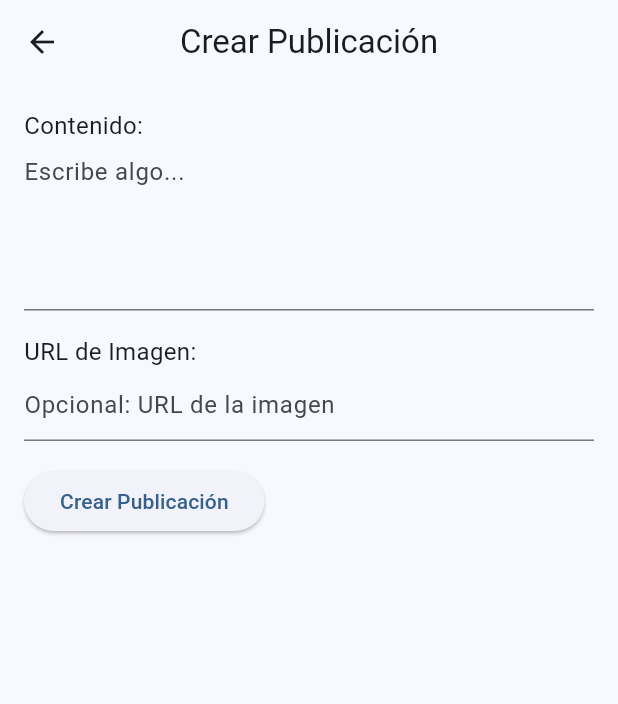
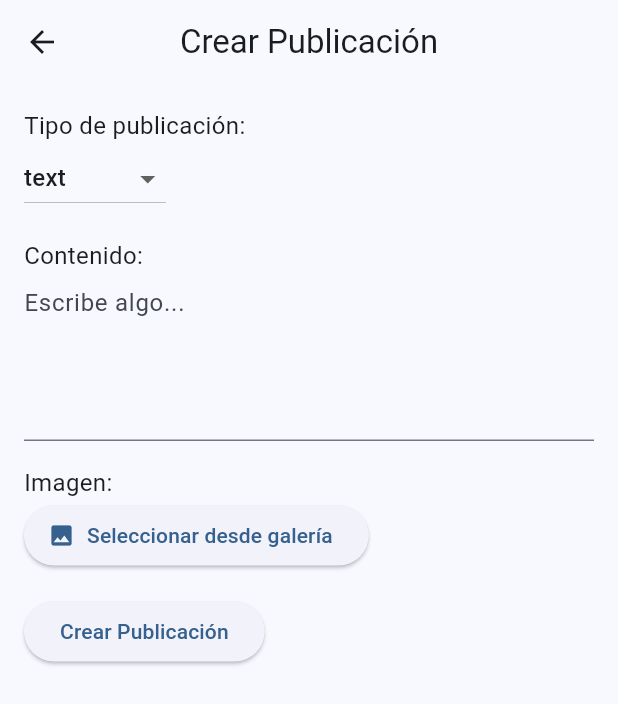
Before and after one commit to Yh0N/VersusMatch, a Flutter app: the CreatePostPage screen opened directly, after a tap on "Crear Publicación", on a phone screen of 412 x 824 dp. Shown: the top 704 px of the screen. Run offline on Flutter 3.47's test engine with Material 3 defaults, Android fonts, the phone set to English and light mode, and no system bars; our stand-ins replace appwrite, flutter_riverpod, image_picker; statements that could not run were skipped.

Commit message:
funcionando post

```diff
--- a/lib/arquitecrura.txt
+++ b/lib/arquitecrura.txt
@@ -38,6 +38,7 @@ lib/
 ├── presentation/
 │   ├── pages/
 │   │   ├── splash_page.dart
+|   |   ├──create_post_page.dart
 │   │   ├── login_page.dart
 │   │   ├── register_page.dart
 │   │   ├── home_page.dart
--- a/lib/data/repositories/chat_repository.dart
+++ b/lib/data/repositories/chat_repository.dart
@@ -1,8 +1,7 @@
 import 'package:appwrite/appwrite.dart';
 import 'package:versus_match/core/constants/appwrite_constants.dart';
 import 'package:versus_match/data/models/message_model.dart';
-import 'package:versus_match/data/models/user_model.dart';
-import 'package:versus_match/data/models/team_model.dart';
+
 
 class ChatRepository {
   final Databases _db;
--- a/lib/presentation/pages/create_post_page.dart
+++ b/lib/presentation/pages/create_post_page.dart
@@ -1,7 +1,10 @@
+import 'dart:io';
 import 'package:flutter/material.dart';
+import 'package:image_picker/image_picker.dart';
 import 'package:versus_match/controllers/post_controller.dart';
 import 'package:flutter_riverpod/flutter_riverpod.dart';
 import 'package:versus_match/data/models/post_model.dart';
+import 'package:versus_match/core/providers/appwrite_providers.dart'; // 👈 Necesario para acceder a currentUserProvider
 
 class CreatePostPage extends ConsumerStatefulWidget {
   const CreatePostPage({super.key});
@@ -12,7 +15,49 @@ class CreatePostPage extends ConsumerStatefulWidget {
 
 class _CreatePostPageState extends ConsumerState<CreatePostPage> {
   final TextEditingController _contentController = TextEditingController();
-  final TextEditingController _imageUrlController = TextEditingController();
+  File? _selectedImage;
+  String postType = 'text'; // Valor por defecto
+
+  Future<void> _pickImage() async {
+    final picker = ImagePicker();
+    final picked = await picker.pickImage(source: ImageSource.gallery);
+    if (picked != null) {
+      setState(() {
+        _selectedImage = File(picked.path);
+      });
+    }
+  }
+
+  Future<void> _createPost() async {
+    final content = _contentController.text;
+    if (content.isEmpty) return;
+
+    String? uploadedImageUrl;
+
+    if (_selectedImage != null) {
+      uploadedImageUrl = await ref.read(postControllerProvider).uploadImage(_selectedImage!);
+    }
+
+    // ✅ Obtener el ID del usuario actual
+    final user = await ref.read(currentUserProvider.future);
+    final authorId = user.$id;
+
+    final newPost = PostModel(
+      content: content,
+      imageUrl: uploadedImageUrl,
+      type: postType,
+      createdAt: DateTime.now(),
+      authorId: authorId, // ✅ Aquí se asigna correctamente
+      likes: [],
+      comments: [],
+    );
+
+    await ref.read(postControllerProvider).createPost(newPost);
+
+    if (mounted) {
+      Navigator.pop(context);
+    }
+  }
 
   @override
   Widget build(BuildContext context) {
@@ -23,9 +68,27 @@ class _CreatePostPageState extends ConsumerState<CreatePostPage> {
       ),
       body: Padding(
         padding: const EdgeInsets.all(16.0),
+        child: SingleChildScrollView(
           child: Column(
             crossAxisAlignment: CrossAxisAlignment.start,
             children: [
+              const Text('Tipo de publicación:', style: TextStyle(fontSize: 16)),
+              DropdownButton<String>(
+                value: postType,
+                onChanged: (String? newValue) {
+                  setState(() {
+                    postType = newValue!;
+                  });
+                },
+                items: <String>['text', 'challenge', 'update']
+                    .map<DropdownMenuItem<String>>((String value) {
+                  return DropdownMenuItem<String>(
+                    value: value,
+                    child: Text(value),
+                  );
+                }).toList(),
+              ),
+              const SizedBox(height: 16),
               const Text('Contenido:', style: TextStyle(fontSize: 16)),
               TextField(
                 controller: _contentController,
@@ -33,43 +96,23 @@ class _CreatePostPageState extends ConsumerState<CreatePostPage> {
                 maxLines: 4,
               ),
               const SizedBox(height: 16),
-            const Text('URL de Imagen:', style: TextStyle(fontSize: 16)),
-            TextField(
-              controller: _imageUrlController,
-              decoration: const InputDecoration(hintText: 'Opcional: URL de la imagen'),
+              const Text('Imagen:', style: TextStyle(fontSize: 16)),
+              if (_selectedImage != null)
+                Image.file(_selectedImage!, height: 200),
+              ElevatedButton.icon(
+                onPressed: _pickImage,
+                icon: const Icon(Icons.image),
+                label: const Text('Seleccionar desde galería'),
               ),
               const SizedBox(height: 16),
               ElevatedButton(
-              onPressed: () {
-                _createPost();
-              },
+                onPressed: _createPost,
                 child: const Text('Crear Publicación'),
               ),
             ],
           ),
         ),
+      ),
     );
   }
-
-  void _createPost() {
-    final content = _contentController.text;
-    final imageUrl = _imageUrlController.text;
-
-    if (content.isEmpty) {
-      return;
 }
-
-    final newPost = PostModel(
-      content: content,
-      imageUrl: imageUrl.isNotEmpty ? imageUrl : null,
-      type: 'General', // Puedes agregar un tipo de publicación
-      createdAt: DateTime.now(), authorId: '', likes: [], comments: [],
-    );
-
-    // Usar el controlador para crear la publicación
-    ref.read(postControllerProvider).createPost(newPost);
-
-    // Regresar a la página anterior
-    Navigator.pop(context);
-  }
-}
--- a/pubspec.yaml
+++ b/pubspec.yaml
@@ -49,6 +49,7 @@ dev_dependencies:
   # package. See that file for information about deactivating specific lint
   # rules and activating additional ones.
   flutter_lints: ^5.0.0
+  image_picker: ^1.0.4
 
 dependency_overrides:
   flutter_web_auth_2: 4.1.0
```
Also changed, not shown: lib/controllers/post_controller.dart (+50 -10 lines), lib/core/providers/appwrite_providers.dart (+17 -2 lines), lib/data/models/post_model.dart (+16 -4 lines), lib/data/repositories/post_repository.dart (+46 -8 lines), lib/presentation/pages/home_page.dart (+55 -10 lines), pubspec.lock, 5 other files. Lines whose indentation alone changed are shown as unchanged.
